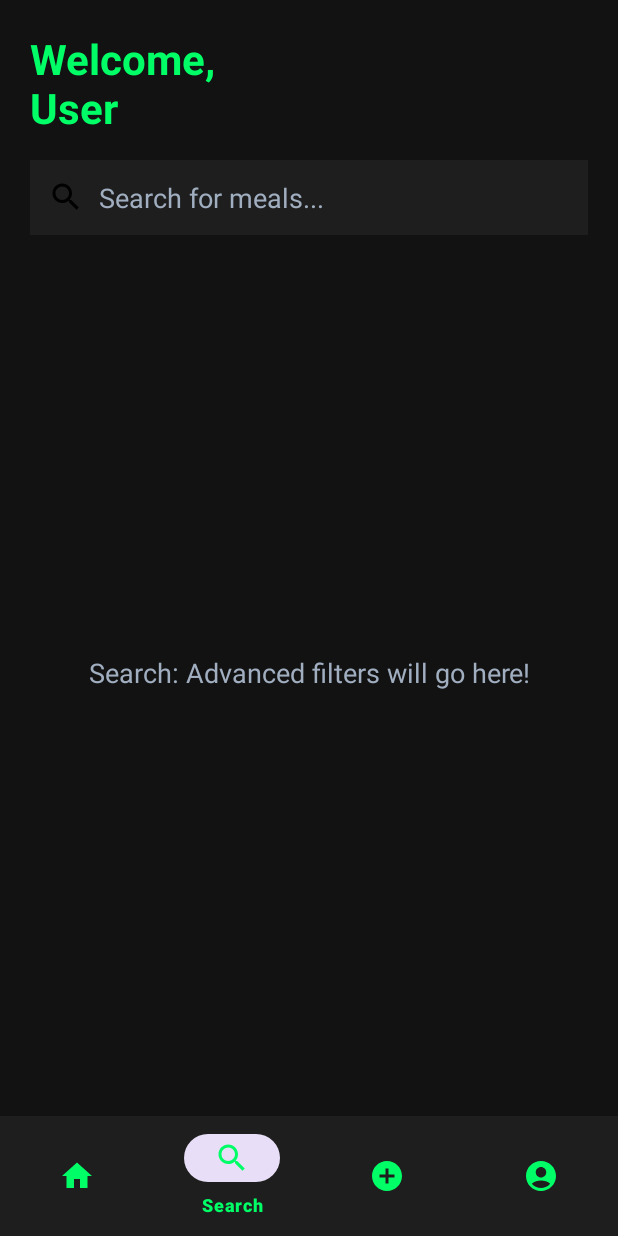
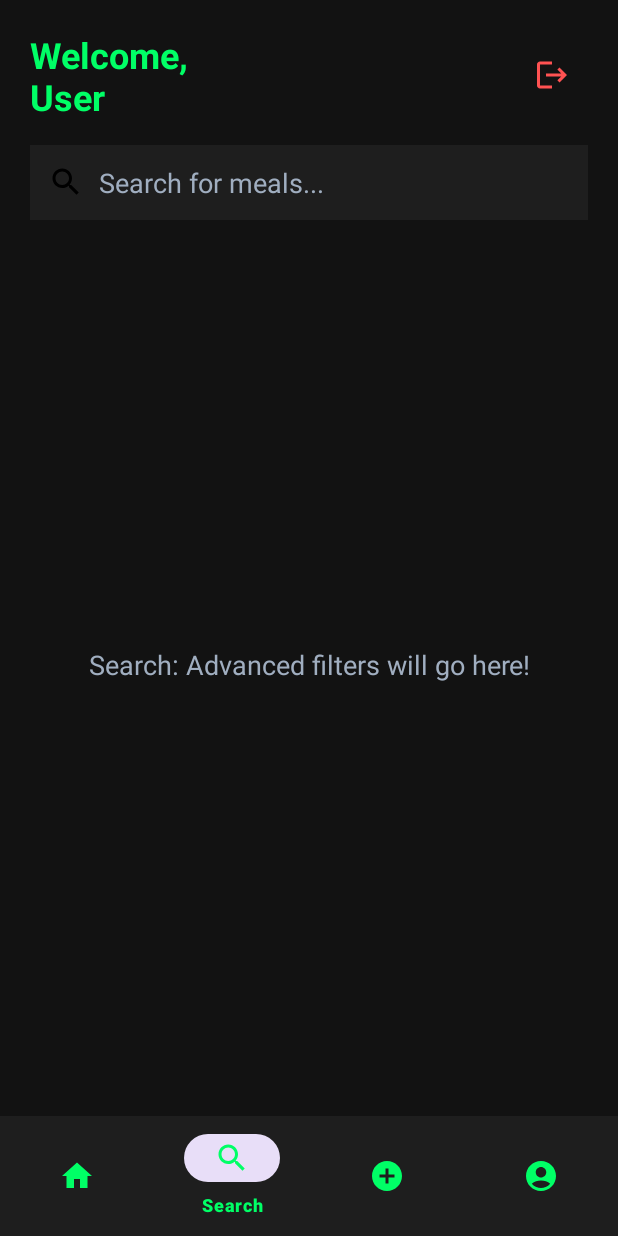
Before and after one commit to Xavier-XAF/IT342-Fernandez-GoatedMeals, an Android app: the HomeActivity screen opened directly, with no data from a screen before it, item 2 of the bottom bar chosen, on a phone screen of 412 x 824 dp. Run offline under Robolectric (Android 15) with nearby library versions, the light colour scheme and no system bars.

Commit message:
mobile(feature): added user logout implementation and UI adjustments

```diff
--- a/mobile/app/src/main/java/edu/cit/fernandez/goatedmeals/mobile/HomeActivity.kt
+++ b/mobile/app/src/main/java/edu/cit/fernandez/goatedmeals/mobile/HomeActivity.kt
@@ -1,6 +1,9 @@
 package edu.cit.fernandez.goatedmeals.mobile
 
+import android.content.Intent
 import android.os.Bundle
+import android.widget.Button
+import android.widget.ImageView
 import android.widget.TextView
 import androidx.appcompat.app.AppCompatActivity
 import com.google.android.material.bottomnavigation.BottomNavigationView
@@ -19,6 +22,7 @@ class HomeActivity : AppCompatActivity() {
         val sharedPreferences = getSharedPreferences("GoatedMealsPrefs", MODE_PRIVATE)
         val userEmail = sharedPreferences.getString("userEmail", "User")
         tvWelcomeHeader.text = "Welcome,\n$userEmail"
+        val btnLogoutIcon = findViewById<ImageView>(R.id.btnLogoutIcon)
 
         // Listen for clicks on the Bottom Navigation Bar
         bottomNav.setOnItemSelectedListener { item ->
@@ -43,5 +47,19 @@ class HomeActivity : AppCompatActivity() {
                 else -> false
             }
         }
+
+        // --- LOGOUT LOGIC ---
+        btnLogoutIcon.setOnClickListener {
+            // 1. Wipe the saved session from memory
+            val editor = sharedPreferences.edit()
+            editor.clear()
+            editor.apply()
+
+            // 2. Teleport back to the Login screen
+            val intent = Intent(this, MainActivity::class.java)
+            intent.flags = Intent.FLAG_ACTIVITY_NEW_TASK or Intent.FLAG_ACTIVITY_CLEAR_TASK
+            startActivity(intent)
+            finish()
+        }
     }
 }
--- /dev/null
+++ b/mobile/app/src/main/res/drawable/ic_logout.xml
@@ -0,0 +1,5 @@
+<vector xmlns:android="http://schemas.android.com/apk/res/android" android:autoMirrored="true" android:height="24dp" android:tint="#000000" android:viewportHeight="24" android:viewportWidth="24" android:width="24dp">
+
+    <path android:fillColor="@android:color/white" android:pathData="M17,7l-1.41,1.41L18.17,11H8v2h10.17l-2.58,2.58L17,17l5,-5zM4,5h8V3H4c-1.1,0 -2,0.9 -2,2v14c0,1.1 0.9,2 2,2h8v-2H4V5z"/>
+
+</vector>
--- a/mobile/app/src/main/res/layout/activity_home.xml
+++ b/mobile/app/src/main/res/layout/activity_home.xml
@@ -3,22 +3,44 @@
     xmlns:app="http://schemas.android.com/apk/res-auto"
     android:layout_width="match_parent"
     android:layout_height="match_parent"
-    android:background="#121212"> <LinearLayout
+    android:background="#121212">
+
+    <LinearLayout
         android:layout_width="match_parent"
         android:layout_height="match_parent"
         android:layout_above="@id/bottomNavigation"
         android:orientation="vertical"
         android:padding="20dp">
 
+        <RelativeLayout
+            android:layout_width="match_parent"
+            android:layout_height="wrap_content"
+            android:layout_marginBottom="16dp">
+
             <TextView
                 android:id="@+id/tvWelcomeHeader"
                 android:layout_width="wrap_content"
                 android:layout_height="wrap_content"
-        android:text="Goated Meals!"
+                android:layout_alignParentStart="true"
+                android:layout_centerVertical="true"
+                android:text="Welcome,\nUser"
                 android:textColor="#00FF66"
-        android:textSize="28sp"
-        android:textStyle="bold"
-        android:layout_marginBottom="16dp"/>
+                android:textSize="24sp"
+                android:textStyle="bold" />
+
+            <ImageView
+                android:id="@+id/btnLogoutIcon"
+                android:layout_width="48dp"
+                android:layout_height="48dp"
+                android:layout_alignParentEnd="true"
+                android:layout_centerVertical="true"
+                android:padding="12dp"
+                android:src="@drawable/ic_logout"
+                app:tint="#FF5252"
+                android:background="?attr/selectableItemBackgroundBorderless"
+                android:clickable="true"
+                android:focusable="true" />
+        </RelativeLayout>
 
         <EditText
             android:id="@+id/etSearch"
@@ -38,7 +60,7 @@
             android:id="@+id/tvMainContent"
             android:layout_width="match_parent"
             android:layout_height="match_parent"
-        android:text="The Meal Catalog Grid will go here!"
+            android:text="Home: Meal Catalog Grid will go here!"
             android:textColor="#A0AEC0"
             android:gravity="center"
             android:textSize="18sp"/>
```
Lines whose indentation alone changed are shown as unchanged.
